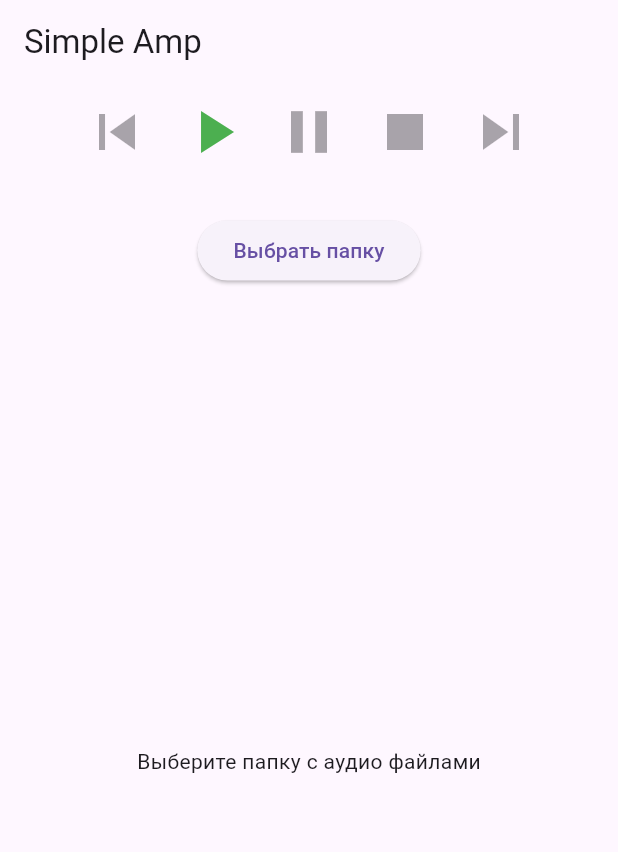
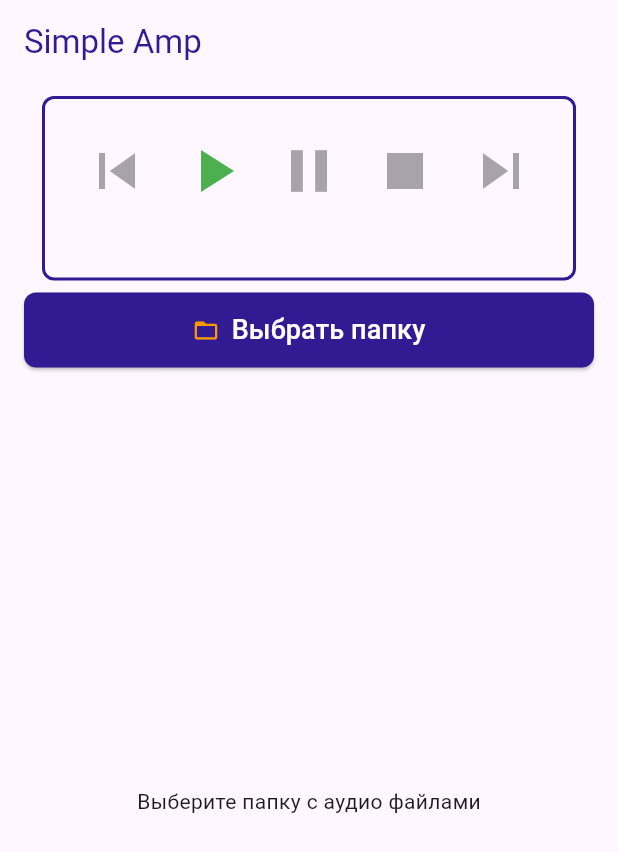
Before and after one commit to sertx64/simple_amp, a Flutter app: the screen it shows after launch, on a phone screen of 412 x 824 dp. Shown: the top 852 px of the screen. Run offline on Flutter 3.47's test engine with Material 3 defaults, Android fonts, the phone set to English and light mode, and no system bars; our stand-ins replace audioplayers, file_picker, flutter_bloc, permission_handler.

Commit message:
добавил дизайн

```diff
--- a/lib/widgets/audio_files_list.dart
+++ b/lib/widgets/audio_files_list.dart
@@ -35,13 +35,26 @@ class AudioFilesList extends StatelessWidget {
           );
         }
 
-        return Column(
+        return Container(
+          margin: const EdgeInsets.symmetric(horizontal: 16.0, vertical: 8.0),
+          decoration: BoxDecoration(
+            border: Border.all(
+              color: Colors.deepPurple[900]!,
+              width: 2.0,
+            ),
+            borderRadius: BorderRadius.circular(8.0),
+          ),
+          child: Column(
             children: [
-            Padding(
-              padding: const EdgeInsets.all(8.0),
+              Container(
+                color: Colors.deepPurple[900],
+                padding: const EdgeInsets.all(16.0),
                 child: Text(
                   'Папка: ${state.selectedDirectory}',
-                style: Theme.of(context).textTheme.bodySmall,
+                    style: TextStyle(
+                      fontSize: 14,
+                      color: Colors.white,
+                    ),
                 ),
               ),
               Expanded(
@@ -69,6 +82,7 @@ class AudioFilesList extends StatelessWidget {
                 ),
               ),
             ],
+          ),
         );
       },
     );
--- a/lib/widgets/audio_player_screen.dart
+++ b/lib/widgets/audio_player_screen.dart
@@ -14,7 +14,11 @@ class AudioPlayerScreen extends StatelessWidget {
       child: Builder(
         builder: (context) => Scaffold(
           appBar: AppBar(
-            title: const Text('Simple Amp'),
+            title: Text(
+                style: TextStyle(
+                  color: Colors.deepPurple[900],
+                ),
+                'Simple Amp'),
           ),
           body: Column(
             children: [
--- a/lib/widgets/player_controls.dart
+++ b/lib/widgets/player_controls.dart
@@ -17,40 +17,65 @@ class PlayerControls extends StatelessWidget {
         return Column(
           mainAxisSize: MainAxisSize.min,
           children: <Widget>[
+            Container(
+              margin:
+                  const EdgeInsets.symmetric(horizontal: 16.0, vertical: 8.0),
+              padding: const EdgeInsets.all(16.0),
+              decoration: BoxDecoration(
+                border: Border.all(
+                  color: Colors.deepPurple[900]!,
+                  width: 2.0,
+                ),
+                borderRadius: BorderRadius.circular(8.0),
+              ),
+              child: Column(
+                mainAxisSize: MainAxisSize.min,
+                children: [
                   Row(
                     mainAxisSize: MainAxisSize.min,
                     children: [
                       IconButton(
                         key: const Key('previous_button'),
-                  onPressed: state.audioFiles.isNotEmpty ? () => context.read<AudioCubit>().playPreviousFile() : null,
+                        onPressed: state.audioFiles.isNotEmpty
+                            ? () =>
+                                context.read<AudioCubit>().playPreviousFile()
+                            : null,
                         iconSize: 48.0,
                         icon: const Icon(Icons.skip_previous),
                         color: Colors.black,
                       ),
                       IconButton(
                         key: const Key('play_button'),
-                  onPressed: isPlaying ? null : () => context.read<AudioCubit>().play(),
+                        onPressed: isPlaying
+                            ? null
+                            : () => context.read<AudioCubit>().play(),
                         iconSize: 48.0,
                         icon: const Icon(Icons.play_arrow),
                         color: Colors.green,
                       ),
                       IconButton(
                         key: const Key('pause_button'),
-                  onPressed: isPlaying ? () => context.read<AudioCubit>().pause() : null,
+                        onPressed: isPlaying
+                            ? () => context.read<AudioCubit>().pause()
+                            : null,
                         iconSize: 48.0,
                         icon: const Icon(Icons.pause),
                         color: Colors.blue,
                       ),
                       IconButton(
                         key: const Key('stop_button'),
-                  onPressed: (isPlaying || isPaused) ? () => context.read<AudioCubit>().stop() : null,
+                        onPressed: (isPlaying || isPaused)
+                            ? () => context.read<AudioCubit>().stop()
+                            : null,
                         iconSize: 48.0,
                         icon: const Icon(Icons.stop),
                         color: Colors.red,
                       ),
                       IconButton(
                         key: const Key('next_button'),
-                  onPressed: state.audioFiles.isNotEmpty ? () => context.read<AudioCubit>().playNextFile() : null,
+                        onPressed: state.audioFiles.isNotEmpty
+                            ? () => context.read<AudioCubit>().playNextFile()
+                            : null,
                         iconSize: 48.0,
                         icon: const Icon(Icons.skip_next),
                         color: Colors.black,
@@ -59,17 +84,23 @@ class PlayerControls extends StatelessWidget {
                   ),
                   if (state.duration != null && state.position != null)
                     Slider(
+                      activeColor: Colors.deepPurple[900],
+                      thumbColor: Colors.deepPurple[900],
                       onChanged: (value) {
                         final duration = state.duration;
                         if (duration == null) return;
                         final position = value * duration.inMilliseconds;
-                  context.read<AudioCubit>().seek(Duration(milliseconds: position.round()));
+                        context
+                            .read<AudioCubit>()
+                            .seek(Duration(milliseconds: position.round()));
                       },
                       value: (state.position != null &&
                               state.duration != null &&
                               state.position!.inMilliseconds > 0 &&
-                        state.position!.inMilliseconds < state.duration!.inMilliseconds)
-                    ? state.position!.inMilliseconds / state.duration!.inMilliseconds
+                              state.position!.inMilliseconds <
+                                  state.duration!.inMilliseconds)
+                          ? state.position!.inMilliseconds /
+                              state.duration!.inMilliseconds
                           : 0.0,
                     ),
                   Text(
@@ -80,9 +111,34 @@ class PlayerControls extends StatelessWidget {
                             : '',
                     style: const TextStyle(fontSize: 16.0),
                   ),
-            ElevatedButton(
+                ],
+              ),
+            ),
+            Padding(
+              padding:
+                  const EdgeInsets.symmetric(horizontal: 16.0, vertical: 0.0),
+              child: SizedBox(
+                width: double.infinity,
+                child: ElevatedButton.icon(
                   onPressed: () => context.read<AudioCubit>().pickDirectory(),
-              child: const Text('Выбрать папку'),
+                  icon: const Icon(Icons.folder_open),
+                  label: const Text(
+                    'Выбрать папку',
+                    style: TextStyle(
+                      fontSize: 18,
+                      color: Colors.white,
+                    ),
+                  ),
+                  style: ElevatedButton.styleFrom(
+                    backgroundColor: Colors.deepPurple[900],
+                    iconColor: Colors.orange,
+                    padding: const EdgeInsets.symmetric(vertical: 12.0),
+                    shape: RoundedRectangleBorder(
+                      borderRadius: BorderRadius.circular(8.0),
+                    ),
+                  ),
+                ),
+              ),
             ),
           ],
         );
```
Lines whose indentation alone changed are shown as unchanged.
